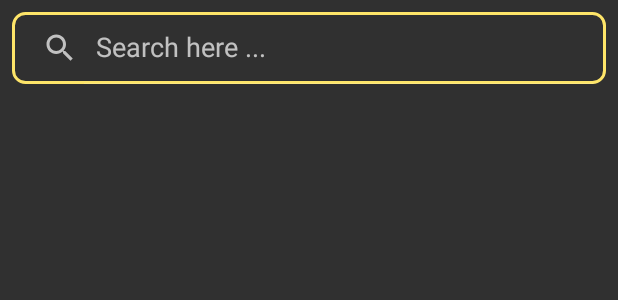
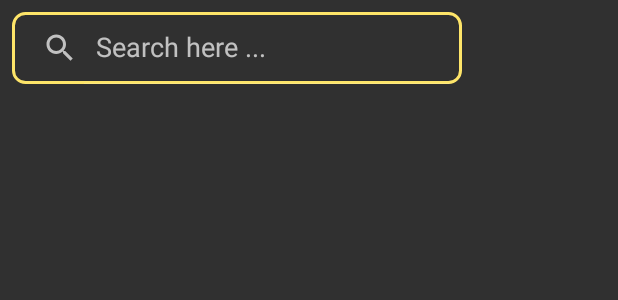
Before and after one commit to RitaSaeed/CookingOverEasy-App, an Android app: the layout fragment_search.xml on its own in the app's theme, with its tools: preview values and no code run, on a phone screen of 412 x 824 dp. Shown: the top 300 px of the screen. Run offline under Robolectric (Android 15) with nearby library versions, the phone set to English and light mode, and no system bars.

Commit message:
Update fragment_search.xml
checkpoint

```diff
--- a/app/src/main/res/layout/fragment_search.xml
+++ b/app/src/main/res/layout/fragment_search.xml
@@ -7,28 +7,33 @@
     android:layout_height="match_parent"
     tools:context=".SearchFragment">
 
+    <LinearLayout
+        android:layout_width="match_parent"
+        android:layout_height="match_parent"
+        android:orientation="vertical">
+
+        <LinearLayout
+            android:id="@+id/seachFragmentLinear"
+            android:layout_width="match_parent"
+            android:layout_height="wrap_content"
+            android:orientation="horizontal">
+
             <SearchView
                 android:id="@+id/searchViewSearch"
-        android:layout_width="0dp"
+                android:layout_width="300dp"
                 android:layout_height="wrap_content"
                 android:layout_margin="8dp"
                 android:background="@drawable/search_view_bg"
-        android:queryHint="Search here ..."
-        app:layout_constraintEnd_toEndOf="parent"
-        app:layout_constraintHorizontal_bias="0.5"
-        app:layout_constraintStart_toStartOf="parent"
-        app:layout_constraintTop_toTopOf="parent"
-        android:iconifiedByDefault="false"/>
+                android:iconifiedByDefault="false"
+                android:queryHint="Search here ..." />
+        </LinearLayout>
 
         <androidx.recyclerview.widget.RecyclerView
             android:id="@+id/recycler_view_search"
-        android:layout_width="0dp"
-        android:layout_height="0dp"
-        android:layout_marginTop="8dp"
-        app:layout_constraintBottom_toBottomOf="parent"
-        app:layout_constraintEnd_toEndOf="parent"
-        app:layout_constraintHorizontal_bias="0.5"
-        app:layout_constraintStart_toStartOf="parent"
-        app:layout_constraintTop_toBottomOf="@+id/searchViewSearch" />
+            android:layout_width="match_parent"
+            android:layout_height="match_parent"
+            android:layout_marginTop="8dp" />
+
+    </LinearLayout>
 
 </androidx.constraintlayout.widget.ConstraintLayout>
```
Lines whose indentation alone changed are shown as unchanged.
